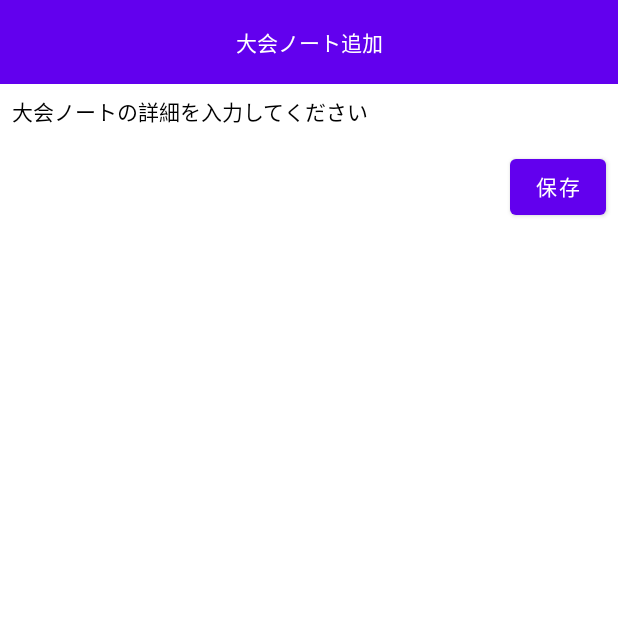
After one commit to Takatoshi-Miura/SportsNote_Android, an Android app built with Jetpack Compose: the composable AddTournamentNoteScreen shown on its own in the app's theme, on a phone screen of 412 x 824 dp, the top half of it. The commit adds this screen. Run offline under Robolectric (Android 15) with nearby library versions, the phone set to English and light mode, and no system bars.

Commit message:
[Add] 大会ノート追加画面を追加

```diff
--- /dev/null
+++ b/app/src/main/java/com/example/sportsnote/ui/note/AddTournamentNoteScreen.kt
@@ -0,0 +1,77 @@
+package com.example.sportsnote.ui.note
+
+import androidx.compose.foundation.background
+import androidx.compose.foundation.layout.Box
+import androidx.compose.foundation.layout.Column
+import androidx.compose.foundation.layout.Spacer
+import androidx.compose.foundation.layout.fillMaxSize
+import androidx.compose.foundation.layout.fillMaxWidth
+import androidx.compose.foundation.layout.height
+import androidx.compose.foundation.layout.padding
+import androidx.compose.material.Button
+import androidx.compose.material.MaterialTheme
+import androidx.compose.material.Text
+import androidx.compose.runtime.Composable
+import androidx.compose.ui.Alignment
+import androidx.compose.ui.Modifier
+import androidx.compose.ui.unit.dp
+import androidx.compose.ui.window.Dialog
+import androidx.compose.ui.window.DialogProperties
+
+/**
+ * 大会ノート追加画面
+ */
+@Composable
+fun AddTournamentNoteScreen(onDismiss: () -> Unit) {
+    Dialog(
+        onDismissRequest = onDismiss,
+        properties = DialogProperties(
+            usePlatformDefaultWidth = false // デフォルトの幅制限を無効化
+        )
+    ) {
+        Box(
+            modifier = Modifier
+                .fillMaxSize()
+                .fillMaxWidth()
+                .background(MaterialTheme.colors.surface)
+        ) {
+            Column(modifier = Modifier.fillMaxSize()) {
+                // ヘッダー
+                Box(
+                    modifier = Modifier
+                        .fillMaxWidth()
+                        .height(56.dp)
+                        .background(MaterialTheme.colors.primary)
+                ) {
+                    Text(
+                        text = "大会ノート追加",
+                        color = MaterialTheme.colors.onPrimary,
+                        modifier = Modifier
+                            .align(Alignment.Center)
+                            .padding(horizontal = 16.dp)
+                    )
+                }
+
+                // コンテンツ
+                Column(
+                    modifier = Modifier
+                        .fillMaxWidth()
+                        .padding(8.dp)
+                ) {
+                    Text(text = "大会ノートの詳細を入力してください")
+                    Spacer(modifier = Modifier.height(16.dp))
+
+                    Button(
+                        onClick = {
+                            // ノート保存などの処理
+                            onDismiss()
+                        },
+                        modifier = Modifier.align(Alignment.End)
+                    ) {
+                        Text("保存")
+                    }
+                }
+            }
+        }
+    }
+}
--- a/app/src/main/java/com/example/sportsnote/ui/note/NoteScreen.kt
+++ b/app/src/main/java/com/example/sportsnote/ui/note/NoteScreen.kt
@@ -21,7 +21,10 @@ import androidx.compose.material.rememberModalBottomSheetState
 import androidx.compose.runtime.Composable
 import androidx.compose.runtime.collectAsState
 import androidx.compose.runtime.getValue
+import androidx.compose.runtime.mutableStateOf
+import androidx.compose.runtime.remember
 import androidx.compose.runtime.rememberCoroutineScope
+import androidx.compose.runtime.setValue
 import androidx.compose.ui.Alignment
 import androidx.compose.ui.Modifier
 import androidx.compose.ui.unit.dp
@@ -39,6 +42,7 @@ fun NoteScreen(noteViewModel: NoteViewModel = viewModel()) {
     val sheetState = rememberModalBottomSheetState(ModalBottomSheetValue.Hidden)
     val coroutineScope = rememberCoroutineScope()
     val BOTTOM_NAVIGATION_HEIGHT = 56.dp
+    var isModalVisible by remember { mutableStateOf(false) }
 
     ModalBottomSheetLayout(
         sheetState = sheetState,
@@ -49,7 +53,7 @@ fun NoteScreen(noteViewModel: NoteViewModel = viewModel()) {
                     coroutineScope.launch { sheetState.hide() }
                 },
                 onTournamentNoteSelected = {
-//                    noteViewModel.addTournamentNote()
+                    isModalVisible = true
                     coroutineScope.launch { sheetState.hide() }
                 },
                 onCancel = {
@@ -77,6 +81,12 @@ fun NoteScreen(noteViewModel: NoteViewModel = viewModel()) {
                 Icon(Icons.Filled.Add, contentDescription = "Add Note")
             }
         }
+    }
+    // フルスクリーンモーダルの表示
+    if (isModalVisible) {
+        AddTournamentNoteScreen(
+            onDismiss = { isModalVisible = false }
+        )
     }
 }
 
```
